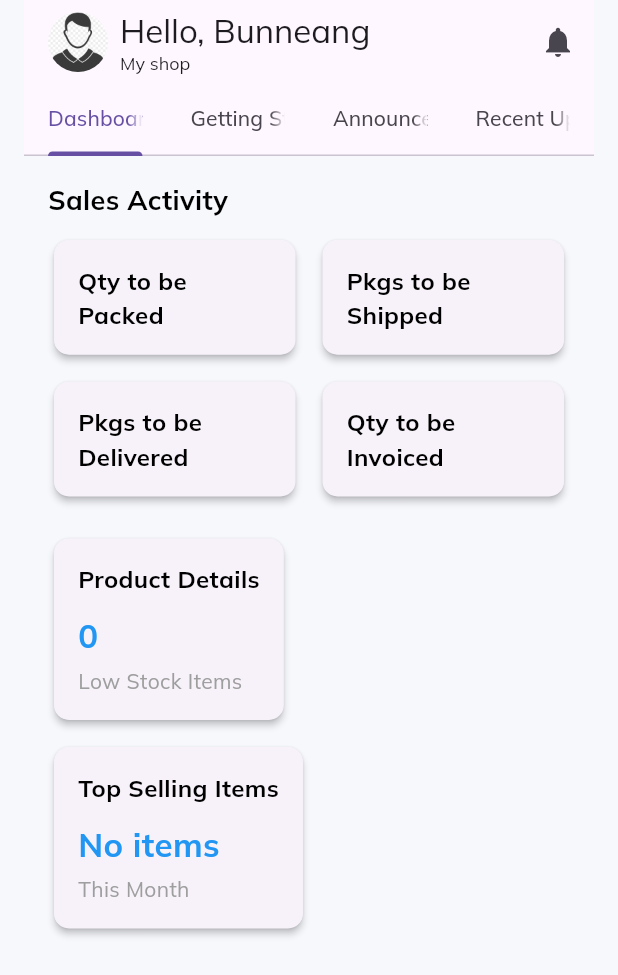
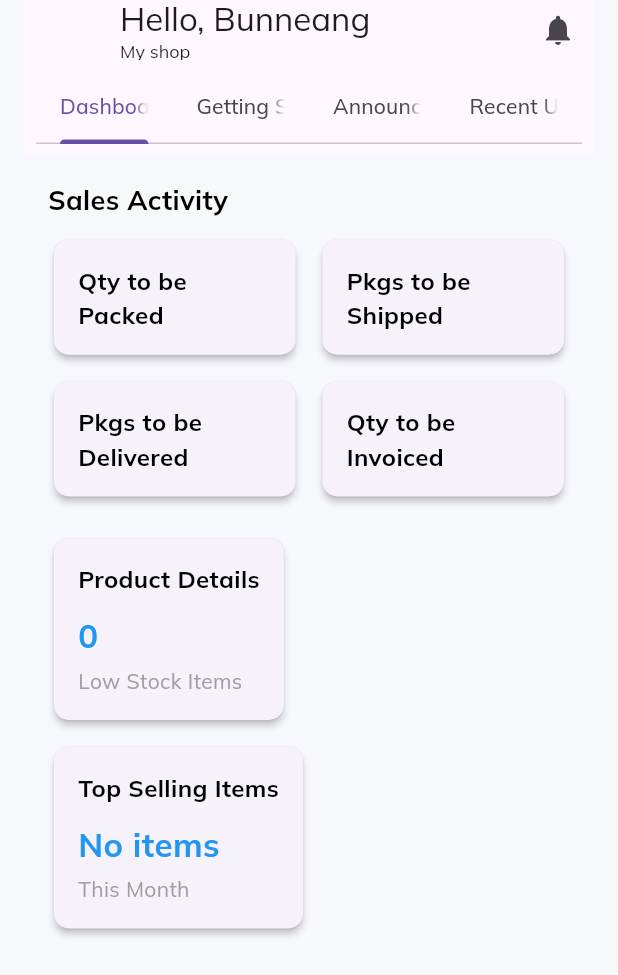
Before and after one commit to DinuchDev/vet-inventory-management, a Flutter app: the screen it shows after launch, on a phone screen of 412 x 824 dp. Shown: the top 975 px of the screen. Run offline on Flutter 3.47's test engine with Material 3 defaults, Android fonts, the phone set to English and light mode, and no system bars; our stand-ins replace charts_flutter, data_table_2, get, google_fonts.

Commit message:
fix(home):correct appBar

```diff
--- a/lib/app/modules/home/views/home_view.dart
+++ b/lib/app/modules/home/views/home_view.dart
@@ -22,10 +22,10 @@ class HomeView extends GetView<HomeController> {
                 height: 40,
                 decoration: BoxDecoration(
                   shape: BoxShape.circle,
-                  image: DecorationImage(
-                    image: AssetImage('assets/images/avatar-profile.png'),
-                    fit: BoxFit.cover,
-                  ),
+                  // image: DecorationImage(
+                  //   image: AssetImage('assets/images/avatar-profile.png'),
+                  //   fit: BoxFit.cover,
+                  // ),
                 ),
               ),
               Padding(
@@ -42,6 +42,7 @@ class HomeView extends GetView<HomeController> {
           ),
           actions: [IconButton(icon: Icon(Icons.notifications), onPressed: () {})],
           bottom: TabBar(
+            padding: EdgeInsets.all(8.0), // Set a valid padding value
             tabs: [
               Tab(text: 'Dashboard'),
               Tab(text: 'Getting Started'),
```
